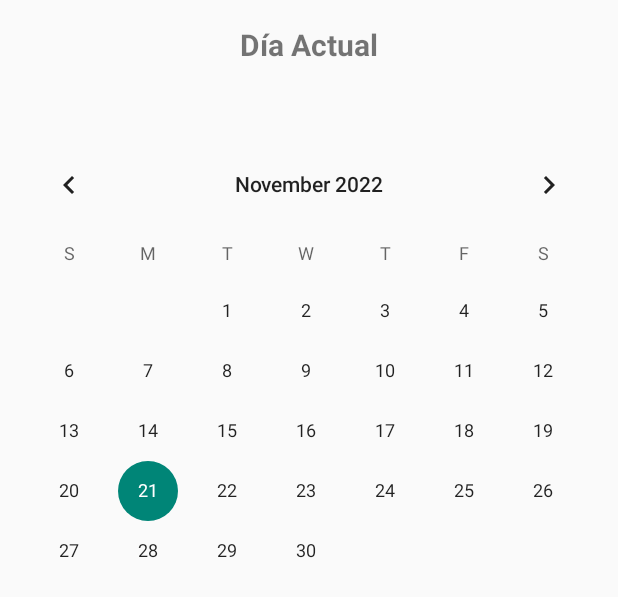
After one commit to VarEros/TasKitty, an Android app: the layout fragment_calendar.xml on its own in the app's theme, with its tools: preview values and no code run, on a phone screen of 412 x 824 dp. The commit adds this screen. Shown: the top 597 px of the screen. Run offline under Robolectric (Android 15) with nearby library versions, the phone set to English and light mode, and no system bars.

Commit message:
calendario

```diff
--- /dev/null
+++ b/app/src/main/res/layout/fragment_calendar.xml
@@ -0,0 +1,33 @@
+<?xml version="1.0" encoding="utf-8"?>
+<RelativeLayout xmlns:android="http://schemas.android.com/apk/res/android"
+    xmlns:tools="http://schemas.android.com/tools"
+    android:layout_width="match_parent"
+    android:layout_height="match_parent"
+    tools:context=".calendarFragment">
+
+
+    <TextView
+        android:id="@+id/idTVDate"
+        android:layout_width="match_parent"
+        android:layout_height="wrap_content"
+        android:layout_margin="8dp"
+        android:gravity="center"
+        android:padding="8dp"
+        android:text="Día Actual"
+        android:textAlignment="center"
+        android:textColorHighlight="@color/black"
+        android:textSize="20sp"
+        android:textStyle="bold"/>
+
+    <!--Añade el calendar view-->
+    <CalendarView
+        android:id="@+id/calendarView"
+        android:layout_width="match_parent"
+        android:layout_height="wrap_content"
+        android:layout_below="@+id/idTVDate"
+        android:layout_marginTop="30dp"
+        />
+
+
+
+</RelativeLayout>
--- a/app/src/main/res/menu/main_menu.xml
+++ b/app/src/main/res/menu/main_menu.xml
@@ -2,7 +2,8 @@
 <menu xmlns:android="http://schemas.android.com/apk/res/android">
 
     <item android:id="@+id/itemCalendar"
-        android:title="Calendario" />
+        android:title="Calendario"
+        />
     <item android:id="@+id/itemEvents"
         android:title="Eventos" />
     <item android:id="@+id/itemNotes"
--- a/build.gradle
+++ b/build.gradle
@@ -1,7 +1,7 @@
 // Top-level build file where you can add configuration options common to all sub-projects/modules.
 plugins {
-    id 'com.android.application' version '7.2.2' apply false
-    id 'com.android.library' version '7.2.2' apply false
+    id 'com.android.application' version '7.3.1' apply false
+    id 'com.android.library' version '7.3.1' apply false
     id 'org.jetbrains.kotlin.android' version '1.7.10' apply false
 }
 
```
Also changed, not shown: app/src/main/java/ni/edu/uca/taskitty/calendarFragment.kt (added, +39 -0 lines), app/src/main/res/navigation/nav_graph.xml (+8 -0 lines), gradle/wrapper/gradle-wrapper.properties.
